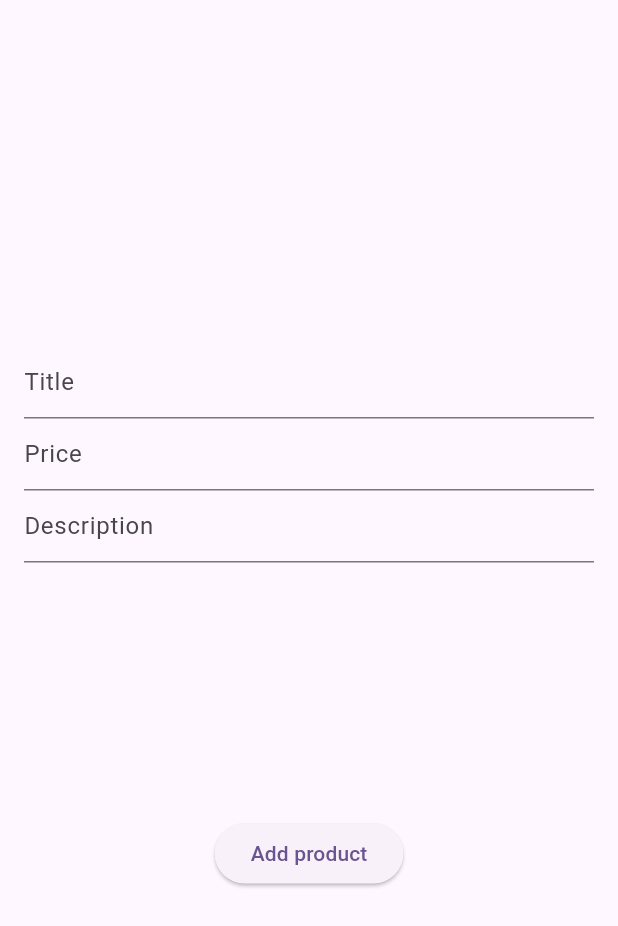
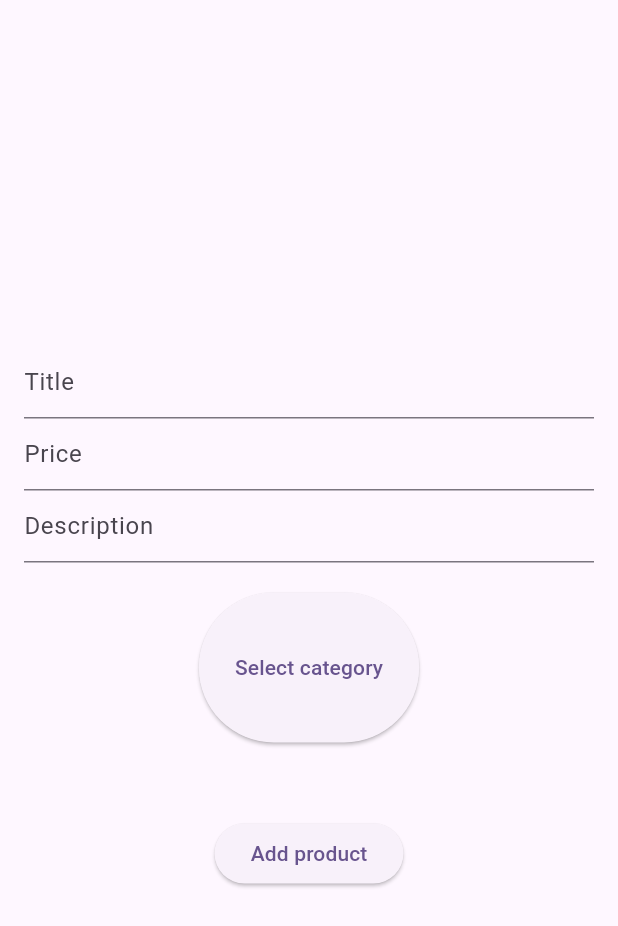
Before and after one commit to Asadbekdev24/ecommerceroq, a Flutter app: the CreateProductScreen screen opened directly, on a phone screen of 412 x 824 dp. Shown: the top 926 px of the screen. Run offline on Flutter 3.47's test engine with Material 3 defaults, Android fonts, the phone set to English and light mode, and no system bars; our stand-ins replace get_it; network calls fail.

Commit message:
Edit product and search functionality comlete.

```diff
--- /dev/null
+++ b/devtools_options.yaml
@@ -0,0 +1,3 @@
+description: This file stores settings for Dart & Flutter DevTools.
+documentation: https://docs.flutter.dev/tools/devtools/extensions#configure-extension-enablement-states
+extensions:
--- a/lib/presentation/screens/create_product_screen.dart
+++ b/lib/presentation/screens/create_product_screen.dart
@@ -7,7 +7,8 @@ import 'package:flutter/material.dart';
 import 'package:provider/provider.dart';
 
 class CreateProductScreen extends StatefulWidget {
-  const CreateProductScreen({super.key});
+  final ProductModel? productModel;
+  const CreateProductScreen({super.key, this.productModel});
 
   @override
   State<CreateProductScreen> createState() => _CreateProductScreenState();
@@ -23,13 +24,20 @@ class _CreateProductScreenState extends State<CreateProductScreen> {
   @override
   void initState() {
     super.initState();
-    prodProvider.getCategories();
+    if (widget.productModel != null) {
+      title.text = widget.productModel!.title.toString();
+      price.text = widget.productModel!.price.toString();
+      description.text = widget.productModel!.description.toString();
+      prodProvider.selectedCategory = widget.productModel!.category!.id!;
+    }
   }
 
   @override
   Widget build(BuildContext context) {
     return Scaffold(
-      body: Padding(
+      body: Consumer<ProductProvider>(
+        builder: (context, value, child) {
+          return Padding(
             padding: const EdgeInsets.symmetric(horizontal: 16),
             child: Column(
               crossAxisAlignment: CrossAxisAlignment.center,
@@ -50,20 +58,37 @@ class _CreateProductScreenState extends State<CreateProductScreen> {
                 SizedBox(height: 20),
                 SizedBox(
                   height: 100,
-              child: ListView.builder(
+                  child: value.categories.isEmpty
+                      ? ElevatedButton(
+                          onPressed: () async {
+                            await value.getCategories();
+                            log(value.selectedCategory.toString());
+                          },
+                          child: Text("Select category"),
+                        )
+                      : ListView.builder(
                           scrollDirection: Axis.horizontal,
-                itemCount: prodProvider.categories.length,
+                          itemCount: value.categories.length,
                           itemBuilder: (context, index) {
-                  final Category category = prodProvider.categories[index];
+                            final Category category = value.categories[index];
                             return GestureDetector(
                               onTap: () {
-                      prodProvider.selectedCategory = category.id!;
+                                value.selectedCategory = category.id!;
+                                value.updateSelectedCat(category.id!);
                               },
                               child: Container(
                                 alignment: Alignment.center,
                                 margin: EdgeInsets.only(right: 10),
                                 height: 50,
+                                decoration: BoxDecoration(
                                     color: Colors.amber,
+                                    border: value.categories[index].id ==
+                                            value.selectedCategory
+                                        ? Border.all(
+                                            color: Colors.black,
+                                            width: 2,
+                                          )
+                                        : null),
                                 child: Text(
                                   category.name.toString(),
                                   style: TextStyle(
@@ -87,6 +112,19 @@ class _CreateProductScreenState extends State<CreateProductScreen> {
                 SizedBox(height: 50),
                 ElevatedButton(
                   onPressed: () async {
+                    if (widget.productModel != null) {
+                      final res = await prodProvider.editProduct(
+                        id: widget.productModel!.id!,
+                        title: title.text.trim(),
+                        description: description.text.trim(),
+                        price: double.parse(price.text.trim()),
+                      );
+                      if (res != false) {
+                        Navigator.pop(context);
+                      }
+                      return;
+                    }
+
                     final res = await prodProvider.addNewProduct(
                       title: title.text.trim(),
                       description: description.text.trim(),
@@ -103,11 +141,15 @@ class _CreateProductScreenState extends State<CreateProductScreen> {
                           child: CircularProgressIndicator(),
                         )
                       : Text(
-                      "Add product",
+                          widget.productModel != null
+                              ? "Update product"
+                              : "Add product",
                         ),
                 ),
               ],
             ),
+          );
+        },
       ),
     );
   }
```
Also changed, not shown: lib/data/repositories/product_repo.dart (+38 -0 lines), lib/presentation/screens/products_screen.dart (+28 -0 lines), lib/presentation/widgets/product_widget.dart (+22 -13 lines), lib/presentation/widgets/search_delegate.dart (added, +92 -0 lines), lib/providers/product_provider.dart (+30 -1 lines). Lines whose indentation alone changed are shown as unchanged.
